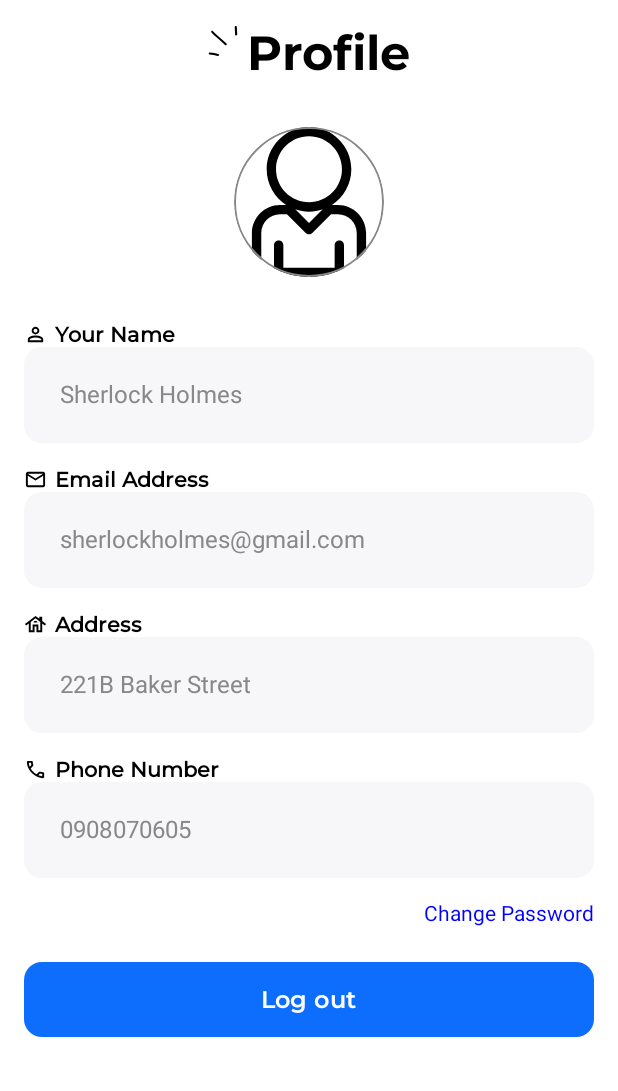
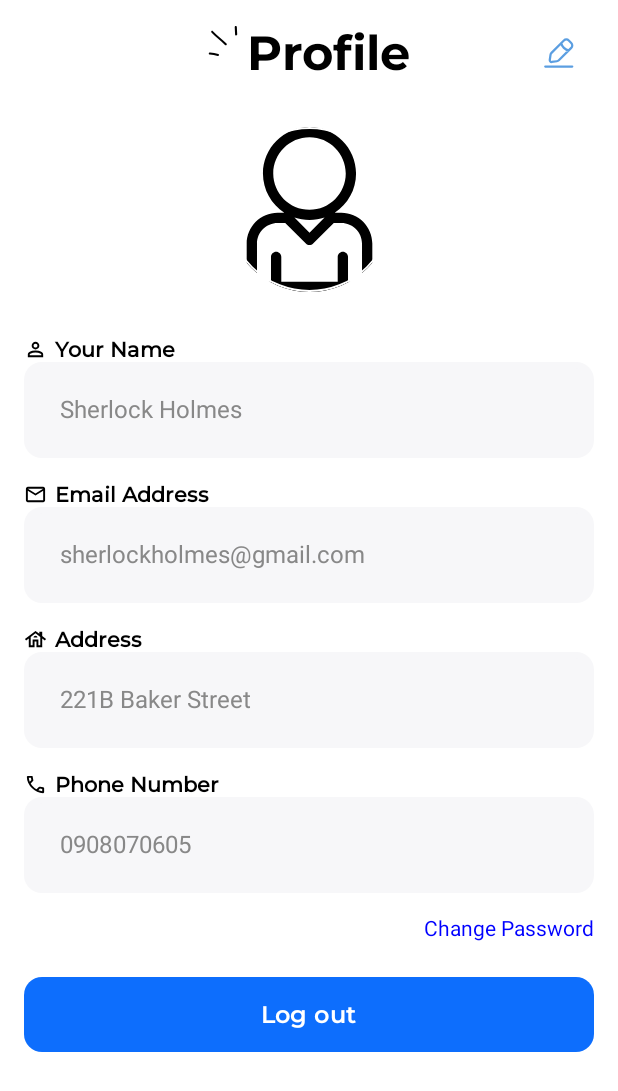
Before and after one commit to JavaBeans-Never-let-ChatGPT-name-things/CarRental_FE, an Android app built with Jetpack Compose: the @Preview function verjvethg, on a phone screen of 412 x 824 dp. Shown: the top 1091 px of the screen. Run offline under Robolectric (Android 15) with nearby library versions, the phone set to English and light mode, and no system bars; network calls fail; pictures from the network do not load.

Commit message:
add Edit Button in Profile Screen

```diff
--- a/app/src/main/java/com/example/carrental_fe/screen/user/ProfileScreen.kt
+++ b/app/src/main/java/com/example/carrental_fe/screen/user/ProfileScreen.kt
@@ -5,14 +5,17 @@ import androidx.compose.foundation.Image
 import androidx.compose.foundation.background
 import androidx.compose.foundation.border
 import androidx.compose.foundation.clickable
+import androidx.compose.foundation.layout.Box
 import androidx.compose.foundation.layout.Column
+import androidx.compose.foundation.layout.Row
 import androidx.compose.foundation.layout.Spacer
 import androidx.compose.foundation.layout.fillMaxSize
 import androidx.compose.foundation.layout.fillMaxWidth
 import androidx.compose.foundation.layout.height
+import androidx.compose.foundation.layout.offset
 import androidx.compose.foundation.layout.padding
 import androidx.compose.foundation.layout.size
-import androidx.compose.foundation.layout.wrapContentSize
+import androidx.compose.foundation.layout.wrapContentHeight
 import androidx.compose.foundation.shape.CircleShape
 import androidx.compose.material3.Text
 import androidx.compose.runtime.Composable
@@ -41,13 +44,34 @@ fun ProfileScreen() {
             .padding(16.dp)
     ) {
         // Tiêu đề
-        TopTitle(
-            title = "Profile",
+        Row(
             modifier = Modifier
                 .fillMaxWidth()
-                .wrapContentSize(Alignment.Center)
-                .align(Alignment.CenterHorizontally)
-        )
+                .wrapContentHeight(),
+            verticalAlignment = Alignment.CenterVertically
+        ) {
+            Box(
+                modifier = Modifier
+                    .fillMaxWidth(), // Thêm padding nếu muốn
+                contentAlignment = Alignment.Center
+            ) {
+
+                Box(
+                    contentAlignment = Alignment.Center
+                ) {
+                    TopTitle(title = "Profile")
+                }
+
+                Image(
+                    painter = painterResource(R.drawable.edit),
+                    contentDescription = null,
+                    modifier = Modifier
+                        .align(Alignment.CenterEnd)
+                        .offset(x = (-13).dp)
+                        .clickable { }
+                )
+            }
+        }
 
         Spacer(modifier = Modifier.height(30.dp))
 
@@ -56,9 +80,9 @@ fun ProfileScreen() {
             painter = painterResource(id = R.drawable.male_avatar_svgrepo_com),
             contentDescription = "Profile Image",
             modifier = Modifier
-                .size(100.dp)
+                .size(110.dp)
                 .clip(CircleShape)
-                .border(1.dp, Color.Gray, CircleShape)
+                .border(1.dp, Color.White, CircleShape)
                 .align(Alignment.CenterHorizontally)
         )
 
--- a/app/src/main/java/com/example/carrental_fe/screen/user/ScreenComponent.kt
+++ b/app/src/main/java/com/example/carrental_fe/screen/user/ScreenComponent.kt
@@ -212,7 +212,9 @@ fun TopTitle(title: String, modifier: Modifier = Modifier )
         contentAlignment = Alignment.Center
     ) {
         Row(
-            verticalAlignment = Alignment.CenterVertically
+            modifier = modifier,
+            verticalAlignment = Alignment.CenterVertically,
+            horizontalArrangement = Arrangement.Center
         ) {
             Icon(
                 painter = painterResource(id = R.drawable.highlight),
```
